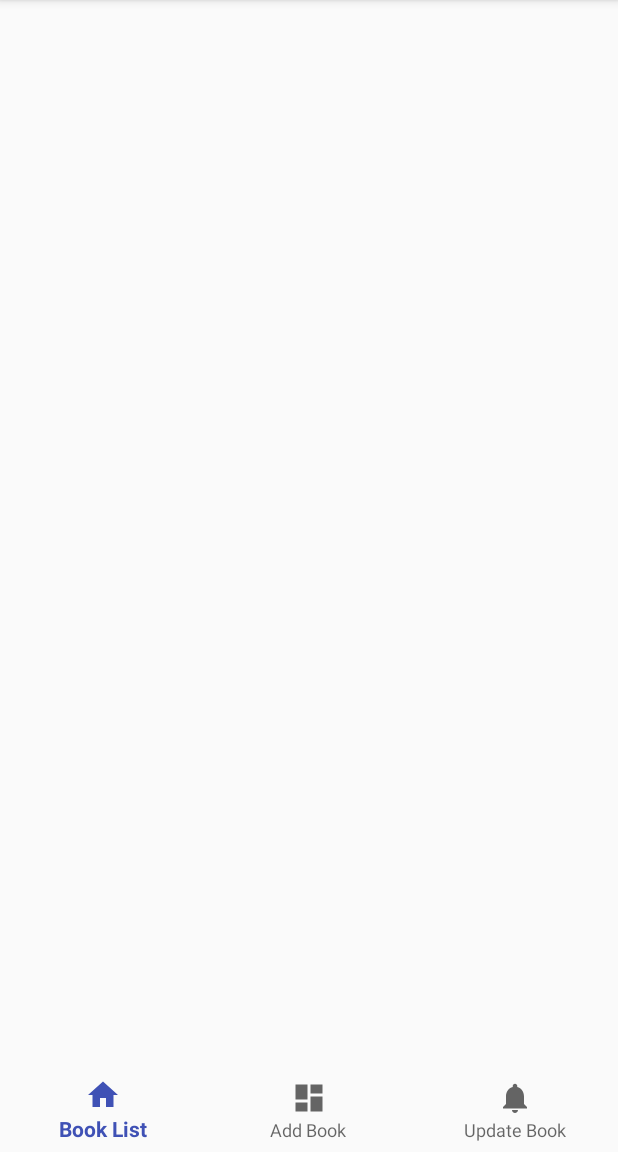
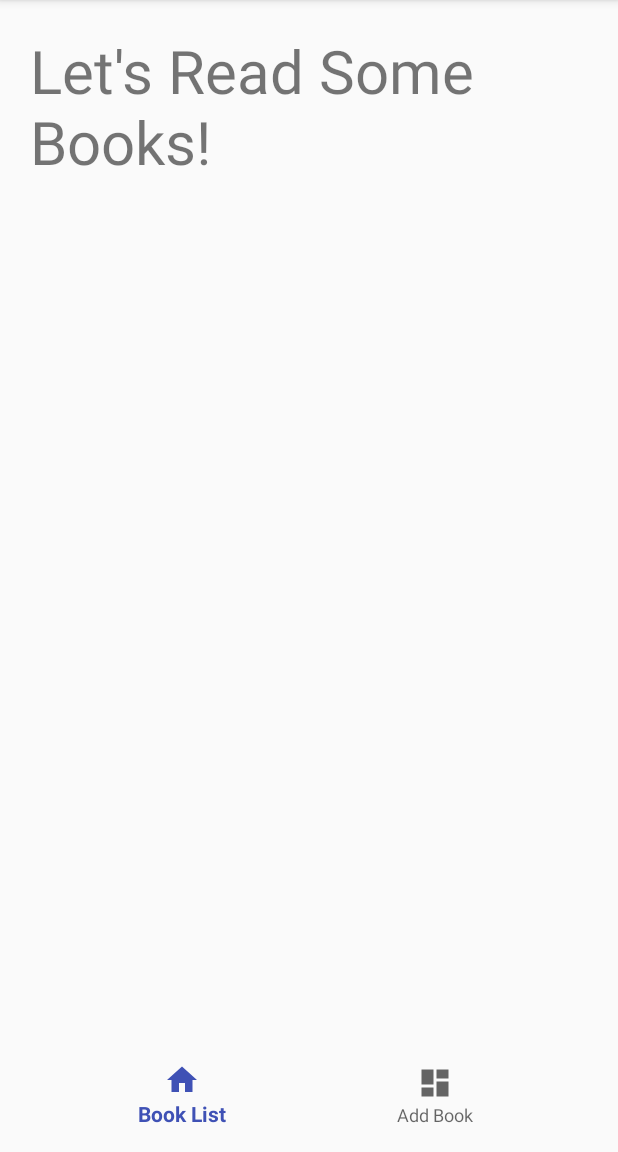
Before and after one commit to CodingGuruInTraining/AndroidFinal, an Android app: the screen it shows after launch (MainActivity), on a phone screen of 412 x 824 dp, the part 84-1236 px from its top. Run offline under Robolectric (Android 15) with nearby library versions, the phone set to English and light mode, and no system bars; our stand-ins replace Firebase (no records; nobody signed in at launch, a user with empty details on screens opened directly).

Commit message:
implemented updating pages read and added a pseudo homepage

```diff
--- a/app/src/main/java/com/mark/androidfinal/Book.java
+++ b/app/src/main/java/com/mark/androidfinal/Book.java
@@ -11,7 +11,6 @@ import java.util.Date;
  */
 
 public class Book implements Parcelable {
-    //TODO add an ID or KEY attribute for easier queries. Probably will need to destroy DB.
     // Attributes of Book objects.
     private String uniqueId;
     private String book_name;
--- a/app/src/main/java/com/mark/androidfinal/BookListFragment.java
+++ b/app/src/main/java/com/mark/androidfinal/BookListFragment.java
@@ -49,6 +49,7 @@ public class BookListFragment extends Fragment {
 
         mBookListAdapter = new BookListAdapter(getActivity(), allBooksList);
         bookListView.setAdapter(mBookListAdapter);
+        mBookListAdapter.notifyDataSetChanged();
 
         bookListView.setOnItemClickListener(new AdapterView.OnItemClickListener() {
             @Override
--- a/app/src/main/java/com/mark/androidfinal/ViewBookFragment.java
+++ b/app/src/main/java/com/mark/androidfinal/ViewBookFragment.java
@@ -80,6 +80,7 @@ public class ViewBookFragment extends Fragment {
                         dialog.dismiss();
                     }
                 });
+                dialog.show();
             }
         });
 
@@ -89,6 +90,8 @@ public class ViewBookFragment extends Fragment {
 
             }
         });
+
+
 
 
         return view;
--- a/app/src/main/res/layout/activity_main.xml
+++ b/app/src/main/res/layout/activity_main.xml
@@ -6,8 +6,18 @@
     android:id="@+id/container"
     android:layout_width="match_parent"
     android:layout_height="match_parent"
-    tools:context="com.mark.androidfinal.MainActivity">
+    tools:context="com.mark.androidfinal.MainActivity"
+    android:layout_margin="10dp">
 
+    <TextView
+        android:layout_width="match_parent"
+        android:layout_height="wrap_content"
+        android:layout_gravity="center"
+        android:textSize="40dp"
+        android:text="@string/main_page"
+        android:id="@+id/main_welcome"
+        android:gravity="top"
+        android:layout_margin="10dp"/>
 
     <FrameLayout
         android:layout_width="match_parent"
@@ -15,6 +25,9 @@
         android:id="@+id/main_container"
         android:layout_alignParentBottom="true"
         >
+
+
+
         <android.support.design.widget.BottomNavigationView
             android:id="@+id/navigation"
             android:layout_width="match_parent"
--- a/app/src/main/res/layout/book_item.xml
+++ b/app/src/main/res/layout/book_item.xml
@@ -19,7 +19,7 @@
     <TextView
         android:layout_width="0dp"
         android:layout_height="wrap_content"
-        android:text="@string/new_book_pages_textview"/>
+        android:text="@string/view_pages_read_label"/>
     </TableRow>
     <TableRow>
 
--- a/app/src/main/res/menu/navigation.xml
+++ b/app/src/main/res/menu/navigation.xml
@@ -11,9 +11,9 @@
         android:icon="@drawable/ic_dashboard_black_24dp"
         android:title="@string/title_dashboard"/>
 
-    <item
-        android:id="@+id/navigation_notifications"
-        android:icon="@drawable/ic_notifications_black_24dp"
-        android:title="@string/title_notifications"/>
+    <!--<item-->
+        <!--android:id="@+id/navigation_notifications"-->
+        <!--android:icon="@drawable/ic_notifications_black_24dp"-->
+        <!--android:title="@string/title_notifications"/>-->
 
 </menu>
--- a/app/src/main/res/values/strings.xml
+++ b/app/src/main/res/values/strings.xml
@@ -19,4 +19,5 @@
     <string name="view_cancel_button">Cancel</string>
     <string name="dialog_update_text">How many pages have you read since your last update?</string>
     <string name="dialog_update_hint">Pages...</string>
+    <string name="main_page">Let\'s Read Some Books!</string>
 </resources>
```
Also changed, not shown: app/src/main/java/com/mark/androidfinal/HomeFragment.java (added, +21 -0 lines), app/src/main/java/com/mark/androidfinal/MainActivity.java (+66 -16 lines), app/src/main/res/layout/fragment_empty.xml (added, +7 -0 lines).
